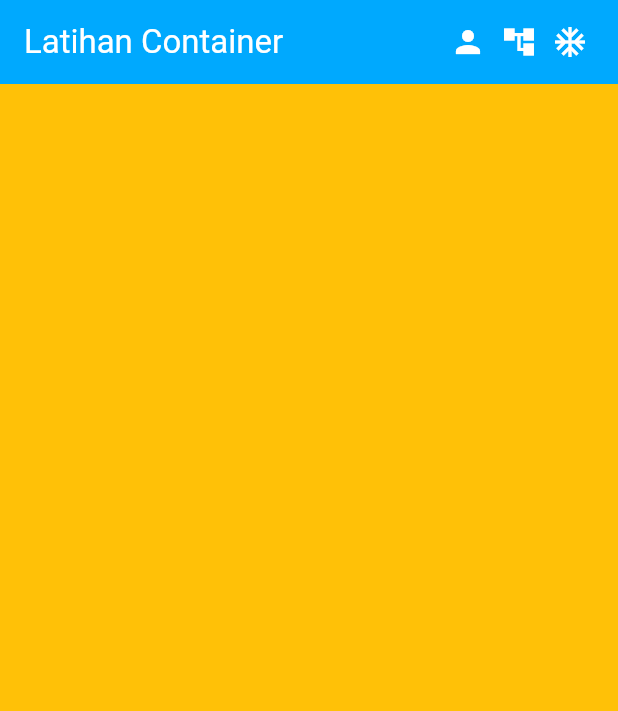
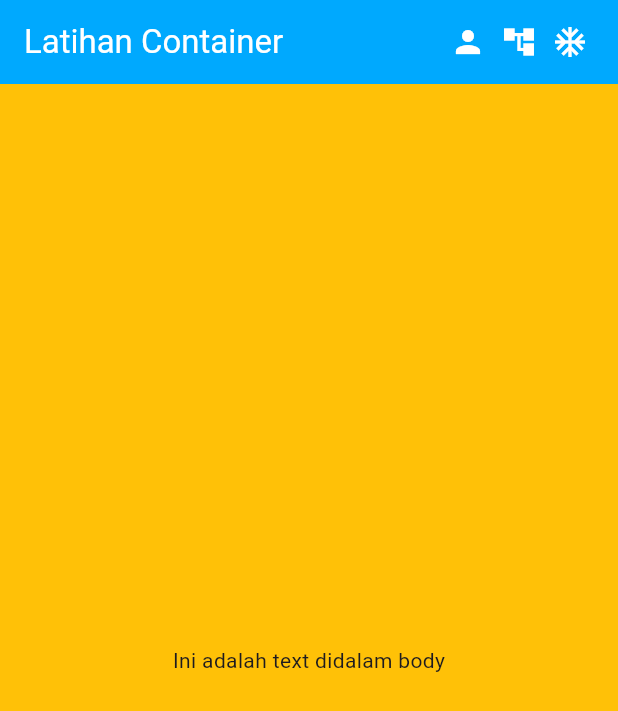
Before and after one commit to DavidDSaputra/week5_flutter, a Flutter app: the screen it shows after launch, on a phone screen of 412 x 824 dp. Shown: the top 711 px of the screen. Run offline on Flutter 3.47's test engine with Material 3 defaults, Android fonts, the phone set to English and light mode, and no system bars.

Commit message:
Container Dasar

```diff
--- a/lib/main.dart
+++ b/lib/main.dart
@@ -38,7 +38,10 @@ class MyHome extends StatelessWidget {
         ],
       ),
       body: Container(
-      color: Colors.amber),
+      alignment: Alignment.center,
+      color: Colors.amber,
+      child: Text("Ini adalah text didalam body"),
+      )
     );
   }
 }
```
